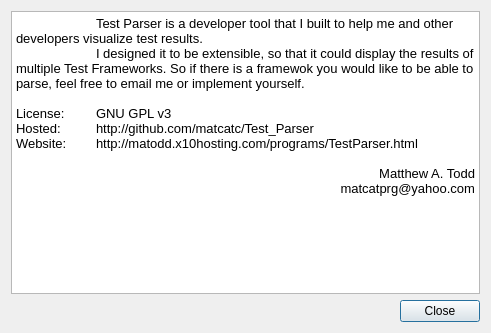
The window that src/TestParser/View/About.ui (matcatc/Test_Parser) describes before a commit, drawn with Qt 5.
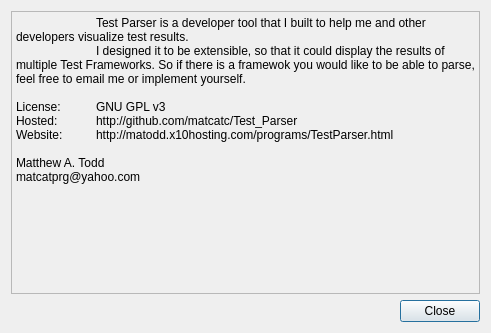
The same window after the commit.

Commit message: simplified About box

```diff
--- a/src/TestParser/View/About.ui
+++ b/src/TestParser/View/About.ui
@@ -15,21 +15,60 @@
   </property>
   <layout class="QVBoxLayout" name="verticalLayout">
    <item>
-    <widget class="QTextBrowser" name="textBrowser">
-     <property name="html">
-      <string>&lt;!DOCTYPE HTML PUBLIC &quot;-//W3C//DTD HTML 4.0//EN&quot; &quot;http://www.w3.org/TR/REC-html40/strict.dtd&quot;&gt;
-&lt;html&gt;&lt;head&gt;&lt;meta name=&quot;qrichtext&quot; content=&quot;1&quot; /&gt;&lt;style type=&quot;text/css&quot;&gt;
-p, li { white-space: pre-wrap; }
-&lt;/style&gt;&lt;/head&gt;&lt;body style=&quot; font-family:'Sans'; font-size:10pt; font-weight:400; font-style:normal;&quot;&gt;
-&lt;p style=&quot; margin-top:0px; margin-bottom:0px; margin-left:0px; margin-right:0px; -qt-block-indent:0; text-indent:0px;&quot;&gt;	Test Parser is a developer tool that I built to help me and other developers visualize test results.&lt;/p&gt;
-&lt;p style=&quot; margin-top:0px; margin-bottom:0px; margin-left:0px; margin-right:0px; -qt-block-indent:0; text-indent:0px;&quot;&gt;	I designed it to be extensible, so that it could display the results of multiple Test Frameworks. So if there is a framewok you would like to be able to parse, feel free to email me or implement yourself.&lt;/p&gt;
-&lt;p style=&quot;-qt-paragraph-type:empty; margin-top:0px; margin-bottom:0px; margin-left:0px; margin-right:0px; -qt-block-indent:0; text-indent:0px;&quot;&gt;&lt;/p&gt;
-&lt;p style=&quot; margin-top:0px; margin-bottom:0px; margin-left:0px; margin-right:0px; -qt-block-indent:0; text-indent:0px;&quot;&gt;License:	GNU GPL v3&lt;/p&gt;
-&lt;p style=&quot; margin-top:0px; margin-bottom:0px; margin-left:0px; margin-right:0px; -qt-block-indent:0; text-indent:0px;&quot;&gt;Hosted: 	http://github.com/matcatc/Test_Parser&lt;/p&gt;
-&lt;p style=&quot; margin-top:0px; margin-bottom:0px; margin-left:0px; margin-right:0px; -qt-block-indent:0; text-indent:0px;&quot;&gt;Website: 	http://matodd.x10hosting.com/programs/TestParser.html&lt;/p&gt;
-&lt;p style=&quot;-qt-paragraph-type:empty; margin-top:0px; margin-bottom:0px; margin-left:0px; margin-right:0px; -qt-block-indent:0; text-indent:0px;&quot;&gt;&lt;/p&gt;
-&lt;p align=&quot;right&quot; style=&quot; margin-top:0px; margin-bottom:0px; margin-left:0px; margin-right:0px; -qt-block-indent:0; text-indent:0px;&quot;&gt;Matthew A. Todd&lt;/p&gt;
-&lt;p align=&quot;right&quot; style=&quot; margin-top:0px; margin-bottom:0px; margin-left:0px; margin-right:0px; -qt-block-indent:0; text-indent:0px;&quot;&gt;matcatprg@yahoo.com&lt;/p&gt;&lt;/body&gt;&lt;/html&gt;</string>
+    <widget class="QPlainTextEdit" name="plainTextEdit">
+     <property name="palette">
+      <palette>
+       <active>
+        <colorrole role="Base">
+         <brush brushstyle="SolidPattern">
+          <color alpha="0">
+           <red>170</red>
+           <green>170</green>
+           <blue>0</blue>
+          </color>
+         </brush>
+        </colorrole>
+       </active>
+       <inactive>
+        <colorrole role="Base">
+         <brush brushstyle="SolidPattern">
+          <color alpha="0">
+           <red>170</red>
+           <green>170</green>
+           <blue>0</blue>
+          </color>
+         </brush>
+        </colorrole>
+       </inactive>
+       <disabled>
+        <colorrole role="Base">
+         <brush brushstyle="SolidPattern">
+          <color alpha="255">
+           <red>255</red>
+           <green>255</green>
+           <blue>255</blue>
+          </color>
+         </brush>
+        </colorrole>
+       </disabled>
+      </palette>
+     </property>
+     <property name="autoFillBackground">
+      <bool>false</bool>
+     </property>
+     <property name="plainText">
+      <string>	Test Parser is a developer tool that I built to help me and other developers visualize test results.
+	I designed it to be extensible, so that it could display the results of multiple Test Frameworks. So if there is a framewok you would like to be able to parse, feel free to email me or implement yourself.
+
+License:	GNU GPL v3
+Hosted: 	http://github.com/matcatc/Test_Parser
+Website: 	http://matodd.x10hosting.com/programs/TestParser.html
+
+Matthew A. Todd
+matcatprg@yahoo.com</string>
+     </property>
+     <property name="textInteractionFlags">
+      <set>Qt::TextSelectableByKeyboard|Qt::TextSelectableByMouse</set>
      </property>
     </widget>
    </item>
```
